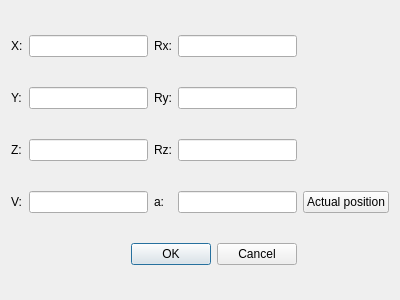
piokac/summerschoolUR3, file panel_sterowania/waypoint.ui: the form before one commit.
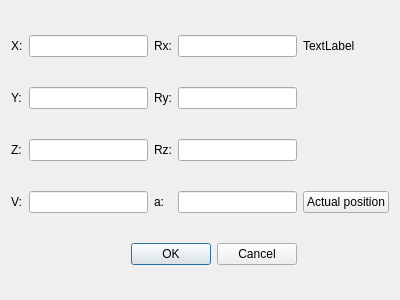
The form after the commit.

The edit to the form file:
```diff
--- a/panel_sterowania/waypoint.ui
+++ b/panel_sterowania/waypoint.ui
@@ -111,6 +111,13 @@
      </property>
     </widget>
    </item>
+   <item row="0" column="4">
+    <widget class="QLabel" name="label_description">
+     <property name="text">
+      <string>TextLabel</string>
+     </property>
+    </widget>
+   </item>
   </layout>
  </widget>
  <resources/>
```
